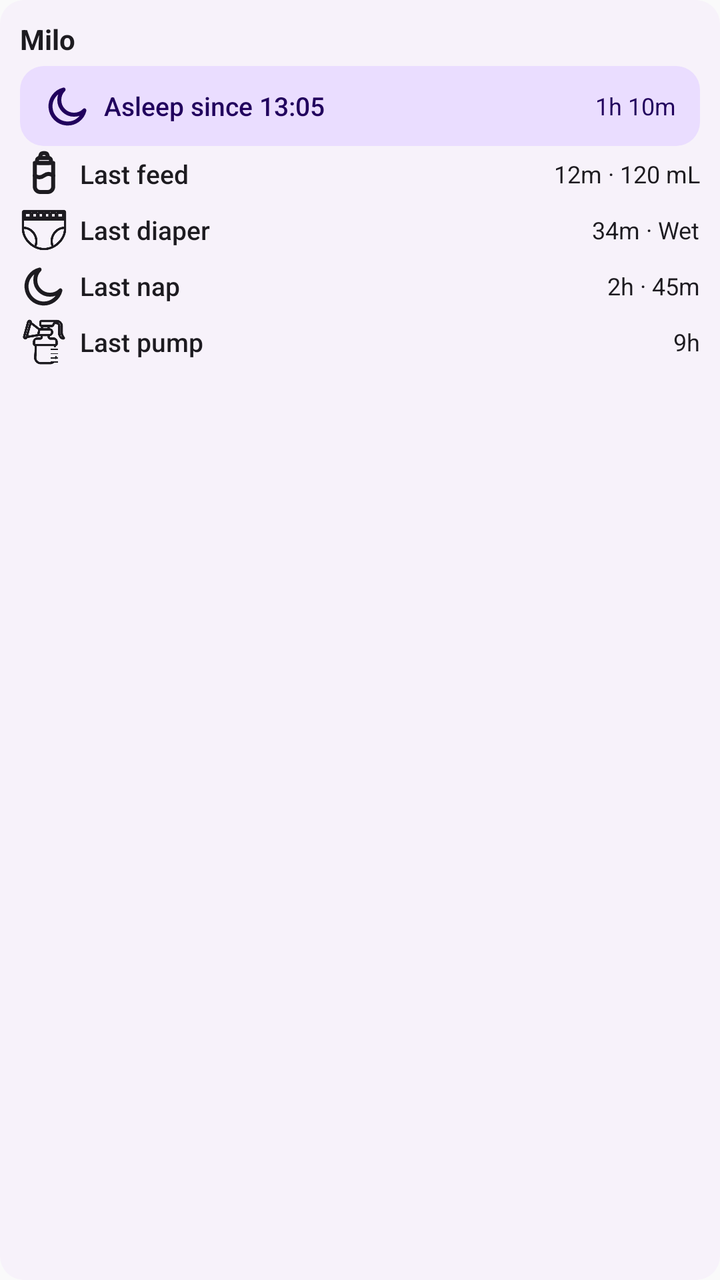
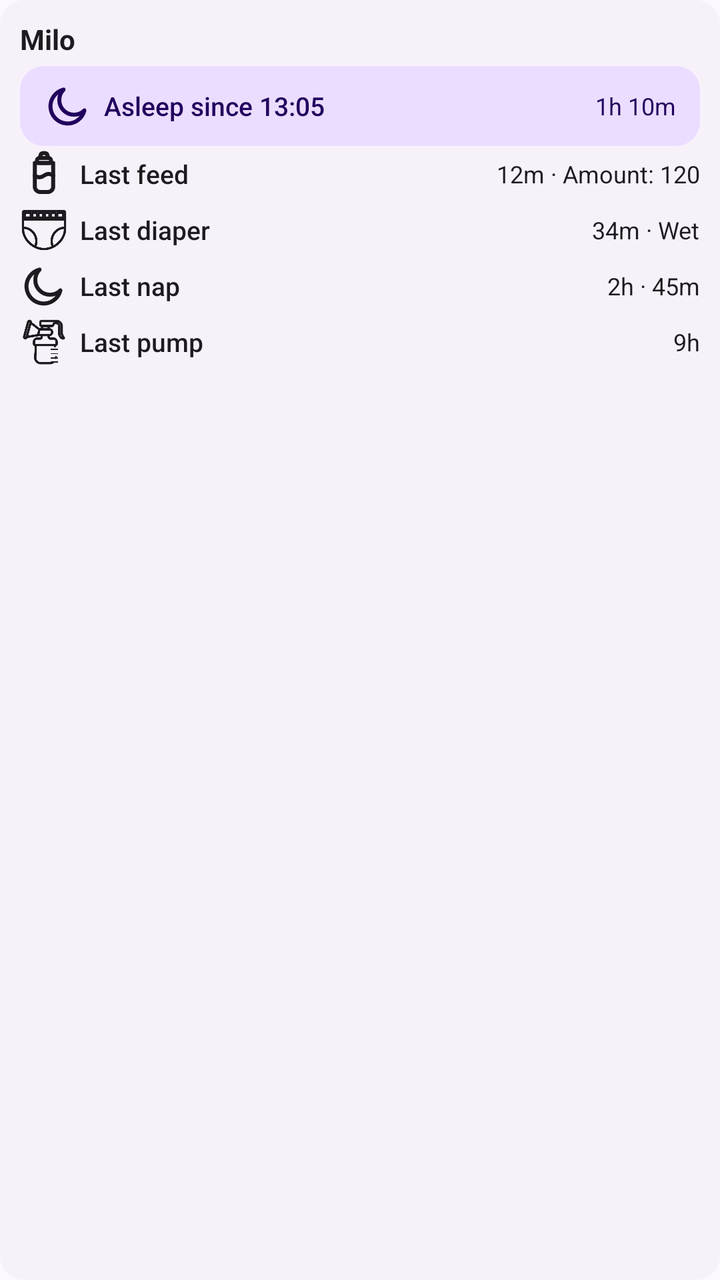

Before-and-after screenshots of an Android layout around one commit, followed by the original layout XML and the change that was made.
<!-- AndroidManifest.xml: application theme AppTheme -->
<!-- res/layout/preview_care_dashboard.xml -->
<?xml version="1.0" encoding="utf-8"?>
<LinearLayout xmlns:android="http://schemas.android.com/apk/res/android"
    android:layout_width="match_parent"
    android:layout_height="match_parent"
    android:orientation="vertical"
    android:background="@drawable/preview_widget_bg"
    android:padding="10dp">

    
    <TextView
        android:layout_width="wrap_content"
        android:layout_height="wrap_content"
        android:paddingBottom="4dp"
        android:text="Milo"
        android:textSize="14sp"
        android:textStyle="bold"
        android:textColor="#1D1B20"
        android:maxLines="1" />

    
    <LinearLayout
        android:layout_width="match_parent"
        android:layout_height="wrap_content"
        android:orientation="horizontal"
        android:gravity="center_vertical"
        android:background="@drawable/preview_chip_running"
        android:paddingStart="12dp"
        android:paddingEnd="12dp"
        android:paddingTop="8dp"
        android:paddingBottom="8dp">

        <ImageView
            android:layout_width="24dp"
            android:layout_height="24dp"
            android:src="@drawable/ic_bb_sleep"
            android:tint="#21005D"
            android:contentDescription="@string/care_dashboard_widget_label" />

        <TextView
            android:layout_width="0dp"
            android:layout_height="wrap_content"
            android:layout_weight="1"
            android:layout_marginStart="6dp"
            android:text="Asleep since 13:05"
            android:textSize="13sp"
            android:fontFamily="sans-serif-medium"
            android:textColor="#21005D"
            android:maxLines="1" />

        <TextView
            android:layout_width="wrap_content"
            android:layout_height="wrap_content"
            android:text="1h 10m"
            android:textSize="12sp"
            android:textColor="#21005D"
            android:maxLines="1" />
    </LinearLayout>

    <LinearLayout
        android:layout_width="match_parent"
        android:layout_height="wrap_content"
        android:orientation="horizontal"
        android:gravity="center_vertical"
        android:paddingTop="2dp"
        android:paddingBottom="2dp">

        <ImageView
            android:layout_width="24dp"
            android:layout_height="24dp"
            android:src="@drawable/ic_bb_feeding"
            android:tint="#1D1B20"
            android:contentDescription="@string/care_dashboard_widget_label" />

        <TextView
            android:layout_width="0dp"
            android:layout_height="wrap_content"
            android:layout_weight="1"
            android:layout_marginStart="6dp"
            android:text="Last feed"
            android:textSize="13sp"
            android:fontFamily="sans-serif-medium"
            android:textColor="#1D1B20"
            android:maxLines="1" />

        <TextView
            android:layout_width="wrap_content"
            android:layout_height="wrap_content"
            android:text="12m · 120 mL"
            android:textSize="12sp"
            android:textColor="#1D1B20"
            android:maxLines="1" />
    </LinearLayout>

    <LinearLayout
        android:layout_width="match_parent"
        android:layout_height="wrap_content"
        android:orientation="horizontal"
        android:gravity="center_vertical"
        android:paddingTop="2dp"
        android:paddingBottom="2dp">

        <ImageView
            android:layout_width="24dp"
            android:layout_height="24dp"
            android:src="@drawable/ic_bb_diaper"
            android:tint="#1D1B20"
            android:contentDescription="@string/care_dashboard_widget_label" />

        <TextView
            android:layout_width="0dp"
            android:layout_height="wrap_content"
            android:layout_weight="1"
            android:layout_marginStart="6dp"
            android:text="Last diaper"
            android:textSize="13sp"
            android:fontFamily="sans-serif-medium"
            android:textColor="#1D1B20"
            android:maxLines="1" />

        <TextView
            android:layout_width="wrap_content"
            android:layout_height="wrap_content"
            android:text="34m · Wet"
            android:textSize="12sp"
            android:textColor="#1D1B20"
            android:maxLines="1" />
    </LinearLayout>

    <LinearLayout
        android:layout_width="match_parent"
        android:layout_height="wrap_content"
        android:orientation="horizontal"
        android:gravity="center_vertical"
        android:paddingTop="2dp"
        android:paddingBottom="2dp">

        <ImageView
            android:layout_width="24dp"
            android:layout_height="24dp"
            android:src="@drawable/ic_bb_sleep"
            android:tint="#1D1B20"
            android:contentDescription="@string/care_dashboard_widget_label" />

        <TextView
            android:layout_width="0dp"
            android:layout_height="wrap_content"
            android:layout_weight="1"
            android:layout_marginStart="6dp"
            android:text="Last nap"
            android:textSize="13sp"
            android:fontFamily="sans-serif-medium"
            android:textColor="#1D1B20"
            android:maxLines="1" />

        <TextView
            android:layout_width="wrap_content"
            android:layout_height="wrap_content"
            android:text="2h · 45m"
            android:textSize="12sp"
            android:textColor="#1D1B20"
            android:maxLines="1" />
    </LinearLayout>

    <LinearLayout
        android:layout_width="match_parent"
        android:layout_height="wrap_content"
        android:orientation="horizontal"
        android:gravity="center_vertical"
        android:paddingTop="2dp"
        android:paddingBottom="2dp">

        <ImageView
            android:layout_width="24dp"
            android:layout_height="24dp"
            android:src="@drawable/ic_bb_pumping"
            android:tint="#1D1B20"
            android:contentDescription="@string/care_dashboard_widget_label" />

        <TextView
            android:layout_width="0dp"
            android:layout_height="wrap_content"
            android:layout_weight="1"
            android:layout_marginStart="6dp"
            android:text="Last pump"
            android:textSize="13sp"
            android:fontFamily="sans-serif-medium"
            android:textColor="#1D1B20"
            android:maxLines="1" />

        
        <TextView
            android:layout_width="wrap_content"
            android:layout_height="wrap_content"
            android:text="9h"
            android:textSize="12sp"
            android:textColor="#1D1B20"
            android:maxLines="1" />
    </LinearLayout>
</LinearLayout>
<!-- resources referenced by this layout -->
<resources>
  <!-- drawable ic_bb_diaper: png bitmap (drawable-nodpi, 13596 bytes) -->
  <!-- drawable ic_bb_feeding (drawable) -->
  <?xml version="1.0" encoding="utf-8"?>
  <vector xmlns:android="http://schemas.android.com/apk/res/android"
   android:width="24dp" android:height="24dp"
   android:viewportWidth="24" android:viewportHeight="24">
      <path
   android:pathData="M10.3,2.5 c0.3,-1.3 3.1,-1.3 3.4,0 l0.4,1.5 h-4.2 z" android:strokeColor="#FF000000" android:strokeWidth="2" android:strokeLineCap="round" android:strokeLineJoin="round" android:fillColor="#00000000" />
      <path
   android:pathData="M9.7,4.0 h4.6 a1.2,1.2 0 0,1 1.2,1.2 v0.10000000000000009 a1.2,1.2 0 0,1 -1.2,1.2 h-4.6 a1.2,1.2 0 0,1 -1.2,-1.2 v-0.10000000000000009 a1.2,1.2 0 0,1 1.2,-1.2 z" android:strokeColor="#FF000000" android:strokeWidth="2" android:strokeLineCap="round" android:strokeLineJoin="round" android:fillColor="#00000000" />
      <path
   android:pathData="M7.4,6.5 h9.2 v11.8 a2.7,2.7 0 0 1 -2.7,2.7 h-3.8 a2.7,2.7 0 0 1 -2.7,-2.7 z" android:strokeColor="#FF000000" android:strokeWidth="2" android:strokeLineCap="round" android:strokeLineJoin="round" android:fillColor="#00000000" />
      <path
   android:pathData="M7.4,12.8 c1.5,1.1 3.1,1.1 4.6,0 c1.5,-1.1 3.1,-1.1 4.6,0" android:strokeColor="#FF000000" android:strokeWidth="2" android:strokeLineCap="round" android:strokeLineJoin="round" android:fillColor="#00000000" />
  </vector>
  <!-- drawable ic_bb_pumping: png bitmap (drawable-nodpi, 17297 bytes) -->
  <!-- drawable ic_bb_sleep (drawable) -->
  <?xml version="1.0" encoding="utf-8"?>
  <vector xmlns:android="http://schemas.android.com/apk/res/android"
   android:width="24dp" android:height="24dp"
   android:viewportWidth="24" android:viewportHeight="24">
      <path
   android:pathData="M20.2,14.2 A8.6,8.6 0 1,1 9.8,3.8 A6.9,6.9 0 0,0 20.2,14.2 z" android:strokeColor="#FF000000" android:strokeWidth="2" android:strokeLineCap="round" android:strokeLineJoin="round" android:fillColor="#00000000" />
  </vector>
  <!-- drawable preview_chip_running (drawable) -->
  <?xml version="1.0" encoding="utf-8"?>
  <shape xmlns:android="http://schemas.android.com/apk/res/android"
      android:shape="rectangle">
      <corners android:radius="12dp" />
      <solid android:color="#EADDFF" />
  </shape>
  <!-- drawable preview_widget_bg (drawable) -->
  <?xml version="1.0" encoding="utf-8"?>
  <shape xmlns:android="http://schemas.android.com/apk/res/android"
      android:shape="rectangle">
      <corners android:radius="12dp" />
      <solid android:color="#F7F2FA" />
  </shape>
  <string name="care_dashboard_widget_label">Care dashboard</string>
  <style name="AppTheme" parent="android:style/Theme.Material.Light.NoActionBar" />
</resources>

<!-- the commit's change to res/layout/preview_care_dashboard.xml (unified diff, before → after) -->
@@ -85,7 +85,7 @@
         <TextView
             android:layout_width="wrap_content"
             android:layout_height="wrap_content"
-            android:text="12m · 120 mL"
+            android:text="12m · Amount: 120"
             android:textSize="12sp"
             android:textColor="#1D1B20"
             android:maxLines="1" />
<!-- resource entries referenced after the edit -->
@@ -39,6 +39,12 @@
       <solid android:color="#F7F2FA" />
   </shape>
   <string name="care_dashboard_widget_label">Care dashboard</string>
-  <style name="AppTheme" parent="android:style/Theme.Material.Light.NoActionBar" />
+  <style name="AppTheme" parent="android:style/Theme.Material.Light.NoActionBar">
+          <item name="android:windowBackground">@color/window_background</item>
+          <item name="android:statusBarColor">@android:color/transparent</item>
+          <item name="android:navigationBarColor">@android:color/transparent</item>
+          <item name="android:windowLightStatusBar">true</item>
+      </style>
+  <color name="window_background">#FCF8FF</color>
 </resources>
 
